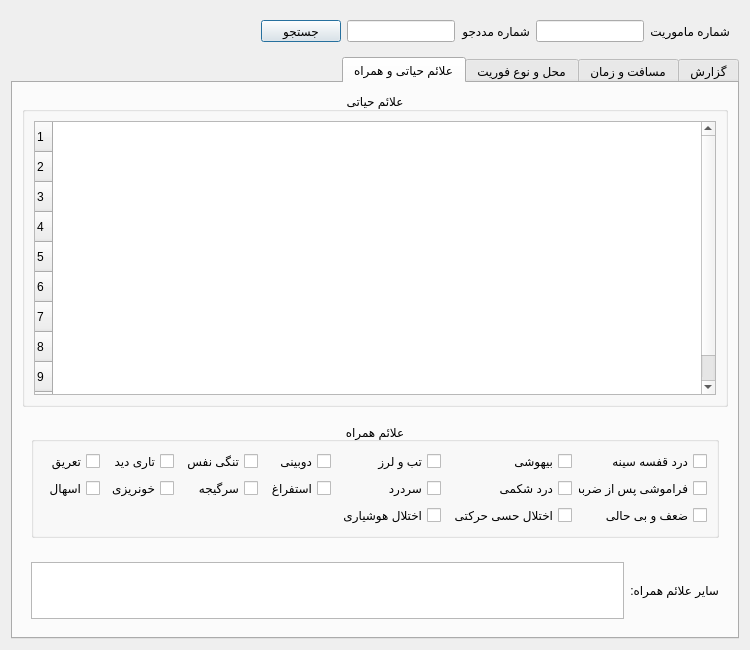
This is src/hamyar_paygah/new_ui/widgets/mission_details_tab.ui in MohsenHNSJ/HamyarPaygahPy as Qt 5 draws it before an edit. The edited form follows.
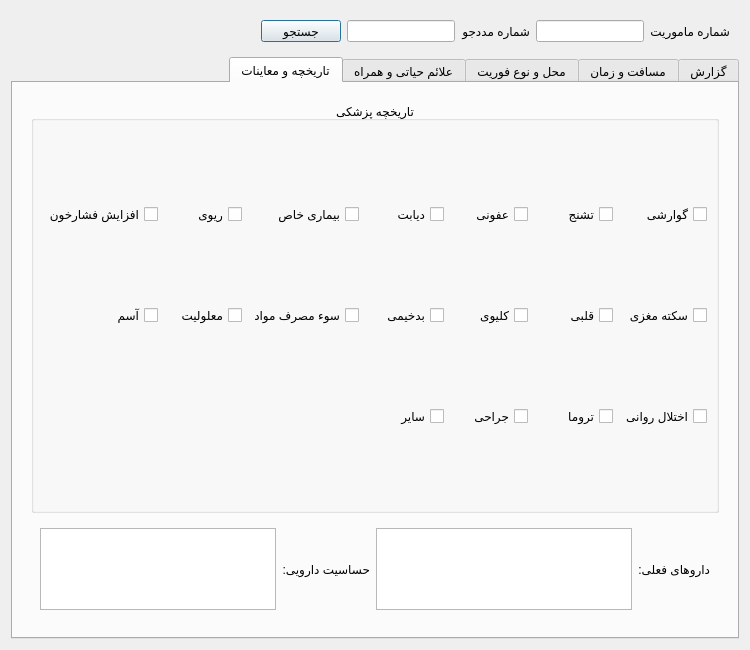
This is the edited form.

Commit message: Added medical history section

```diff
--- a/src/hamyar_paygah/new_ui/widgets/mission_details_tab.ui
+++ b/src/hamyar_paygah/new_ui/widgets/mission_details_tab.ui
@@ -127,7 +127,7 @@
    <item>
     <widget class="QTabWidget" name="mission_data_tab_widget">
      <property name="currentIndex">
-      <number>3</number>
+      <number>4</number>
      </property>
      <property name="documentMode">
       <bool>false</bool>
@@ -1752,6 +1752,206 @@
        </item>
       </layout>
      </widget>
+     <widget class="QWidget" name="history_and_trauma_tab">
+      <attribute name="title">
+       <string>تاریخچه و معاینات</string>
+      </attribute>
+      <layout class="QVBoxLayout" name="verticalLayout_8">
+       <item>
+        <widget class="QWidget" name="widget" native="true">
+         <layout class="QVBoxLayout" name="verticalLayout_7">
+          <item>
+           <widget class="QGroupBox" name="medical_history_group_box">
+            <property name="title">
+             <string>تاریخچه پزشکی</string>
+            </property>
+            <property name="alignment">
+             <set>Qt::AlignmentFlag::AlignCenter</set>
+            </property>
+            <layout class="QGridLayout" name="gridLayout_3">
+             <item row="0" column="0">
+              <widget class="QCheckBox" name="has_gastrointestinal_disease_checkBox">
+               <property name="text">
+                <string>گوارشی</string>
+               </property>
+              </widget>
+             </item>
+             <item row="0" column="6">
+              <widget class="QCheckBox" name="has_hypertension_checkBox">
+               <property name="text">
+                <string>افزایش فشارخون</string>
+               </property>
+              </widget>
+             </item>
+             <item row="0" column="4">
+              <widget class="QCheckBox" name="has_special_conditions_checkBox">
+               <property name="text">
+                <string>بیماری خاص</string>
+               </property>
+              </widget>
+             </item>
+             <item row="0" column="2">
+              <widget class="QCheckBox" name="has_infectious_disease_checkBox">
+               <property name="text">
+                <string>عفونی</string>
+               </property>
+              </widget>
+             </item>
+             <item row="0" column="3">
+              <widget class="QCheckBox" name="has_diabetes_checkBox">
+               <property name="text">
+                <string>دیابت</string>
+               </property>
+              </widget>
+             </item>
+             <item row="0" column="1">
+              <widget class="QCheckBox" name="has_seizure_disorder_checkBox">
+               <property name="text">
+                <string>تشنج</string>
+               </property>
+              </widget>
+             </item>
+             <item row="0" column="5">
+              <widget class="QCheckBox" name="has_pulmonary_disease_checkBox">
+               <property name="text">
+                <string>ریوی</string>
+               </property>
+              </widget>
+             </item>
+             <item row="1" column="3">
+              <widget class="QCheckBox" name="has_malignancy_history_checkBox">
+               <property name="text">
+                <string>بدخیمی</string>
+               </property>
+              </widget>
+             </item>
+             <item row="1" column="4">
+              <widget class="QCheckBox" name="has_substance_abuse_checkBox">
+               <property name="text">
+                <string>سوء مصرف مواد</string>
+               </property>
+              </widget>
+             </item>
+             <item row="1" column="2">
+              <widget class="QCheckBox" name="has_renal_disease_checkBox">
+               <property name="text">
+                <string>کلیوی</string>
+               </property>
+              </widget>
+             </item>
+             <item row="1" column="1">
+              <widget class="QCheckBox" name="has_cardiac_disease_checkBox">
+               <property name="text">
+                <string>قلبی</string>
+               </property>
+              </widget>
+             </item>
+             <item row="1" column="5">
+              <widget class="QCheckBox" name="has_disability_checkBox">
+               <property name="text">
+                <string>معلولیت</string>
+               </property>
+              </widget>
+             </item>
+             <item row="1" column="6">
+              <widget class="QCheckBox" name="has_asthma_checkBox">
+               <property name="text">
+                <string>آسم</string>
+               </property>
+              </widget>
+             </item>
+             <item row="1" column="0">
+              <widget class="QCheckBox" name="has_stroke_history_checkBox">
+               <property name="text">
+                <string>سکته مغزی</string>
+               </property>
+              </widget>
+             </item>
+             <item row="2" column="0">
+              <widget class="QCheckBox" name="has_psychiatric_disorder_checkBox">
+               <property name="text">
+                <string>اختلال روانی</string>
+               </property>
+              </widget>
+             </item>
+             <item row="2" column="1">
+              <widget class="QCheckBox" name="has_prior_trauma_checkBox">
+               <property name="text">
+                <string>تروما</string>
+               </property>
+              </widget>
+             </item>
+             <item row="2" column="2">
+              <widget class="QCheckBox" name="has_surgical_history_checkBox">
+               <property name="text">
+                <string>جراحی</string>
+               </property>
+              </widget>
+             </item>
+             <item row="2" column="3">
+              <widget class="QCheckBox" name="other_medical_history_checkBox">
+               <property name="text">
+                <string>سایر</string>
+               </property>
+              </widget>
+             </item>
+            </layout>
+           </widget>
+          </item>
+          <item>
+           <widget class="QWidget" name="medical_history_other_info" native="true">
+            <property name="maximumSize">
+             <size>
+              <width>16777215</width>
+              <height>100</height>
+             </size>
+            </property>
+            <layout class="QHBoxLayout" name="horizontalLayout_22">
+             <item>
+              <widget class="QLabel" name="current_medications_label">
+               <property name="text">
+                <string>داروهای فعلی:</string>
+               </property>
+               <property name="textFormat">
+                <enum>Qt::TextFormat::PlainText</enum>
+               </property>
+              </widget>
+             </item>
+             <item>
+              <widget class="QPlainTextEdit" name="current_medications_field">
+               <property name="readOnly">
+                <bool>true</bool>
+               </property>
+              </widget>
+             </item>
+             <item>
+              <widget class="QLabel" name="drug_allergies_label">
+               <property name="text">
+                <string>حساسیت دارویی:</string>
+               </property>
+               <property name="textFormat">
+                <enum>Qt::TextFormat::PlainText</enum>
+               </property>
+              </widget>
+             </item>
+             <item>
+              <widget class="QPlainTextEdit" name="drug_allergies_field">
+               <property name="sizeAdjustPolicy">
+                <enum>QAbstractScrollArea::SizeAdjustPolicy::AdjustToContents</enum>
+               </property>
+               <property name="readOnly">
+                <bool>true</bool>
+               </property>
+              </widget>
+             </item>
+            </layout>
+           </widget>
+          </item>
+         </layout>
+        </widget>
+       </item>
+      </layout>
+     </widget>
     </widget>
    </item>
   </layout>
```
The commit also changes 2 other files.
